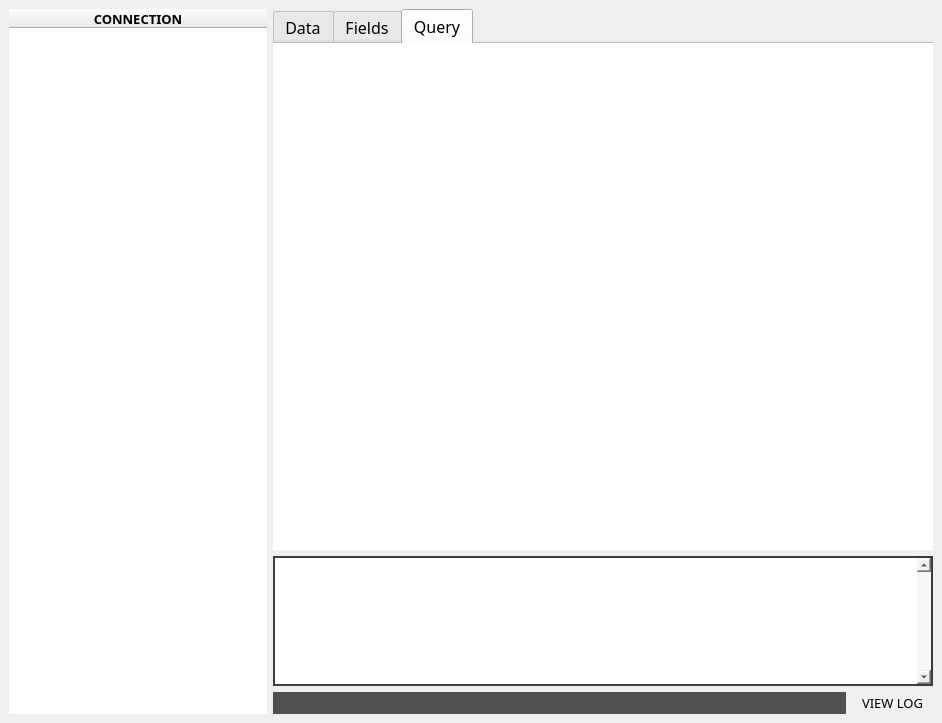
This is assets/UI/Layout/MainWindow.ui in fer-moreira/MYQT as Qt 5 draws it before an edit. The edited form follows.
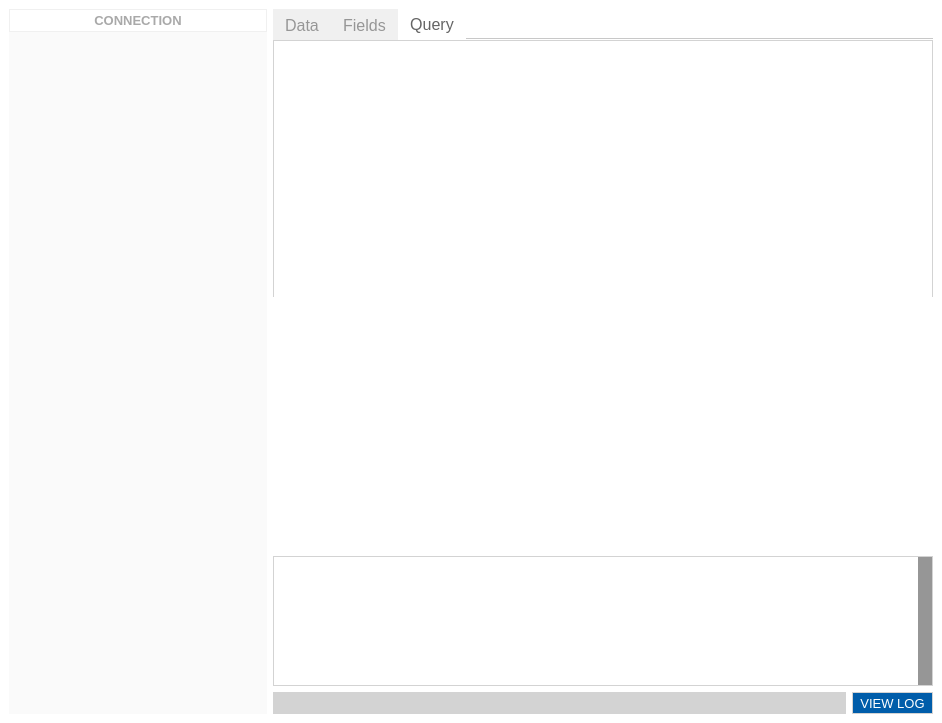
This is the edited form.

Patch:
```diff
--- a/assets/UI/Layout/MainWindow.ui
+++ b/assets/UI/Layout/MainWindow.ui
@@ -28,6 +28,350 @@
   <property name="autoFillBackground">
    <bool>false</bool>
   </property>
+  <property name="styleSheet">
+   <string notr="true">/*  ---------------------------- ALL OTHERS WIDGETS ---------------------------- */
+*{
+font-family: Arial, Helvetica, sans-serif;
+selection-background-color: rgb(0, 93, 170);
+selection-color: rgb(255, 255, 255);
+}
+
+/*  ---------------------------- MAIN WINDOW, WIDGET ---------------------------- */
+QMainWindow,QWidget
+{
+color:rgb(0,0,0);
+background:rgb(255,255,255);
+}
+
+/*  ---------------------------- MENU BAR ---------------------------- */
+QMenuBar
+{
+color:rgb(120,120,120);
+background:rgb(230,230,230);
+}
+QMenuBar::item:selected
+{
+color:rgb(100,100,100);
+background:rgb(200,200,200);
+}
+/*  ---------------------------- CONTEXT MENU ---------------------------- */
+QMenu
+{
+color:rgb(90,90,90);
+background:rgb(230,230,230);
+padding: 3;
+}
+QMenu::item:selected 
+{
+color:rgb(90,90,90);
+background:rgb(200,200,200);
+}
+QMenu::separator {
+background:rgb(200,200,200);
+height:1px;
+}
+
+
+/*  ---------------------------- TAB WIDGET ---------------------------- */
+QTabBar::tab {
+color:rgb(150,150,150);
+background:rgb(240,240,240);
+}
+QTabBar::tab:selected {
+background:white;
+color:rgb(100,100,100);
+}
+
+/*  ---------------------------- LINE_EDIT TEXT BROWSER TEXT_EDIT PLAIN_TEXT ---------------------------- */
+QLineEdit,QTextBrowser,QTextEdit,QPlainTextEdit 
+{
+color:rgb(20,20,20);
+background-color:white;
+border:1px solid lightgrey;
+}
+
+/*  ---------------------------- CHECK/COMBO BOX ----------------------------*/
+QComboBox {
+border: transparent;
+padding: 1px 18px 1px 3px;
+min-width: 6em;
+color:black;
+background-color:white;
+}
+
+QComboBox:editable {
+background: white;
+}
+
+QComboBox:!editable, QComboBox::drop-down:editable {
+background:white;
+border:1px solid black;
+ }
+
+ /* QComboBox gets the &quot;on&quot; state when the popup is open */
+ QComboBox:!editable:on, QComboBox::drop-down:editable:on {
+     background: rgb(230,230,230);
+ }
+QComboBox:on { /* shift the text when the popup opens */
+padding-top: 3px;
+padding-left: 4px;
+color:rgb(0, 93, 170);;
+ }
+
+QComboBox::drop-down {
+subcontrol-origin: padding;
+subcontrol-position: top right;
+width: 15px;
+border-left-width: 2px;
+border-left-color: darkgray;
+border-left-style: solid; /* just a single line */
+border-top-right-radius: 3px; /* same radius as the QComboBox */
+border-bottom-right-radius: 3px;
+background-color:rgb(0, 93, 170);;
+ }
+
+QCheckBox,QRadioButton
+{
+background: white;
+color:rgb(40,40,40);
+padding: 5;
+border:1px solid rgb(230,230,230);
+}
+
+/* ----------------------------  TOOL BOX  ----------------------------  */
+QToolBox::tab
+{
+color:darkgrey;
+background:lightgrey;
+}
+QToolBox::tab::selected
+{
+color:grey;
+background:rgb(250, 250,250);
+}
+QToolBox::tab::hover
+{
+color:white;
+background:rgb(0, 93, 170);
+}
+/*  ---------------------------- PROGRESS BAR ---------------------------- */
+QProgressBar {
+color:grey;
+text-align: center;
+font-size:13px;
+}
+QProgressBar::chunk {
+background:rgb(0, 193, 50);
+}
+
+
+/*  ---------------------------- PUSHBUTTON ---------------------------- */
+QPushButton
+{
+border: 1px solid lightgrey;
+color:white;
+background:rgb(0, 93, 170);
+}
+
+QPushButton:hover
+{
+border: 1px solid lightgrey;
+color:white;
+background:rgb(0, 120, 210);
+}
+
+QPushButton:pressed
+{
+border: 1px solid lightgrey;
+color:white;
+background:rgb(0, 53, 100);
+}
+
+
+
+/* -------------------------- QDIALOG BUTTON BOX ----------------------------------- */
+
+QDialogButtonBox
+{
+min-height: 35px;
+min-width: 50px;
+}
+
+
+/*  ----------------------------  LCD NUMBER ---------------------------- */
+QLCDNumber
+{
+color:rgb(0, 93, 170);
+border:2 solid rgb(100,100,100);
+}
+
+/*  ---------------------------- TABLE_LIST_TABLE ---------------------------- */
+QTableView,QTableWidget
+{
+    alternate-background-color: rgb(230, 230, 230);
+}
+QTreeView
+{
+    background: rgb(250,250,250);
+    color: rgb(180,180,180);
+}
+QTableView::item:selected, QListView::item:selected,QTableView::item:hover, QListView::item:hover, QTreeView::item:hover 
+{
+background:rgb(0, 93, 170);
+color:rgb(250,250,250);
+}
+QTableView::item, QListView::item, QTreeView::item
+{
+color:rgb(100,100,100);
+}
+QTreeView::item:selected,QListView::item:selected,QTableView::item:selected
+{
+color:rgb(37, 62, 71);
+background:rgb(209, 241, 252);
+}
+
+/*  ---------------------------- HEADER VIEW ---------------------------- */
+QHeaderView::section 
+{
+color:darkgrey;
+background:white;
+border:1px solid rgb(240,240,240);
+text-align:center;
+padding:1;
+}
+
+/* ------------------------------- CALENDAR -------------------------------------------------- */
+
+QCalendarView
+{ 
+color: rgb(20,20,20); 
+background-color: rgb(240,240,240);
+alternate-background-color: rgb(0, 93, 170);
+selection-background-color: white; 
+selection-color: black;
+}
+QAbstractItemView
+{
+color:rgb(200,200,200);
+}
+
+/* ---------------------------------------- SLIDER HORIZONTAL ----------------------------------------------- */
+
+QSlider::groove:horizontal,QSlider::add-page:horizontal 
+{
+background: rgb(70,70,70);
+height: 17px;
+}
+QSlider::sub-page:horizontal {
+height: 10px;
+background: rgb(100,100,100);
+}
+QSlider::handle:horizontal {
+margin-right: -10px;
+margin-left: -10px;
+background: rgb(150,150,150);
+}
+QSlider::handle:horizontal:hover {
+background:rgb(255, 255, 255);
+}
+
+/* --------------------------------  VERTICAL SLIDER -------------------------------------------------------------- */
+
+QSlider::handle
+{
+border-radius: 5px;
+}
+
+QSlider::groove:vertical,QSlider::add-page:vertical
+{
+width: 20px;
+background: rgb(70,70,70);
+}
+QSlider::sub-page:vertical 
+{
+background: rgb(100,100,100);
+}
+
+QSlider::handle:vertical {
+margin-top: -10px;
+margin-bottom: -10px;
+background: rgb(150,150,150);
+}
+QSlider::handle:vertical:hover {
+background: white;
+}
+
+/* --------------------------------- SCROLLBAR HORIZONTAL -------------------------------------- */
+
+QScrollBar::groove:horizontal{
+background: white;
+height: 17px;
+}
+QScrollBar::sub-page:horizontal,QScrollBar::add-page:horizontal  {
+height: 10px;
+background: rgb(100,100,100);
+}
+QScrollBar::handle:horizontal {
+margin-right: -5px;
+background: rgb(150,150,150);
+}
+QScrollBar::handle:horizontal:hover {
+background: white;
+}
+
+/* --------------------------------------- SCROLLBAR VERTICAL ---------------------------------------------- */
+
+QScrollBar::groove:vertical
+{
+width: 20px;
+}
+QScrollBar::sub-page:vertical,QScrollBar::add-page:vertical
+{
+background: rgb(100,100,100);
+}
+QScrollBar::handle:vertical 
+{
+margin-top: -3px;
+margin-bottom: -3px;
+background: rgb(150,150,150);
+}
+QScrollBar::handle:vertical:hover 
+{
+background: white;
+}
+
+/* ---------------------------------------------------------------------------------------------- */
+
+QToolBar {
+    background: rgb(50, 50, 50);
+    spacing: 4;
+}
+/* QToolBar:separator
+{
+    background: rgb(80, 80, 80);
+} */
+
+/* ---------------------------------------------------------------------------------------------- */
+
+QToolButton
+{
+margin: 3;
+color:rgb(255, 255, 255);
+background:transparent;
+}
+QToolButton:hover
+{
+margin: 0;
+color:white;
+background:rgb(50,50,50);
+}
+QToolButton:pressed
+{
+margin: 0;
+color:white;
+background:rgb(29, 29, 29);
+}</string>
+  </property>
   <property name="windowFilePath">
    <string/>
   </property>
@@ -622,7 +966,7 @@
        <bool>false</bool>
       </property>
       <property name="styleSheet">
-       <string notr="true">background-color: rgb(80, 80, 80);</string>
+       <string notr="true">background-color: lightgrey;</string>
       </property>
       <property name="text">
        <string/>
@@ -662,7 +1006,7 @@
        <enum>Qt::CustomContextMenu</enum>
       </property>
       <property name="styleSheet">
-       <string notr="true">border:2px solid rgb(60,60,60);</string>
+       <string notr="true">border:1px solid lightgrey;</string>
       </property>
       <property name="frameShape">
        <enum>QFrame::NoFrame</enum>
```
